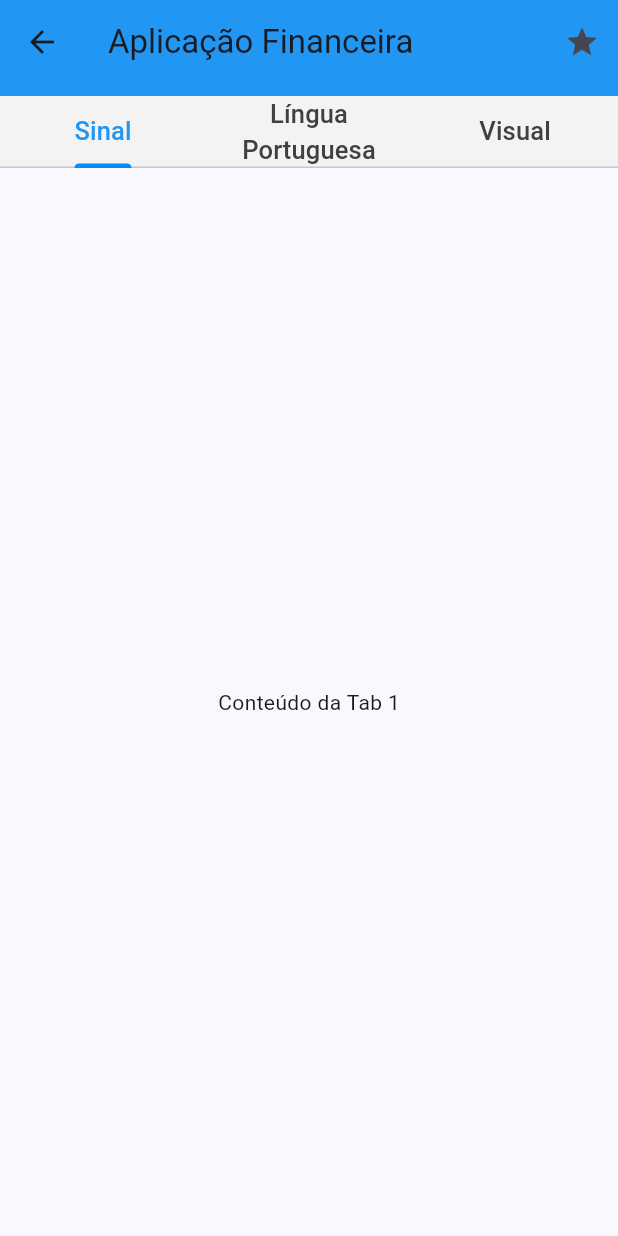
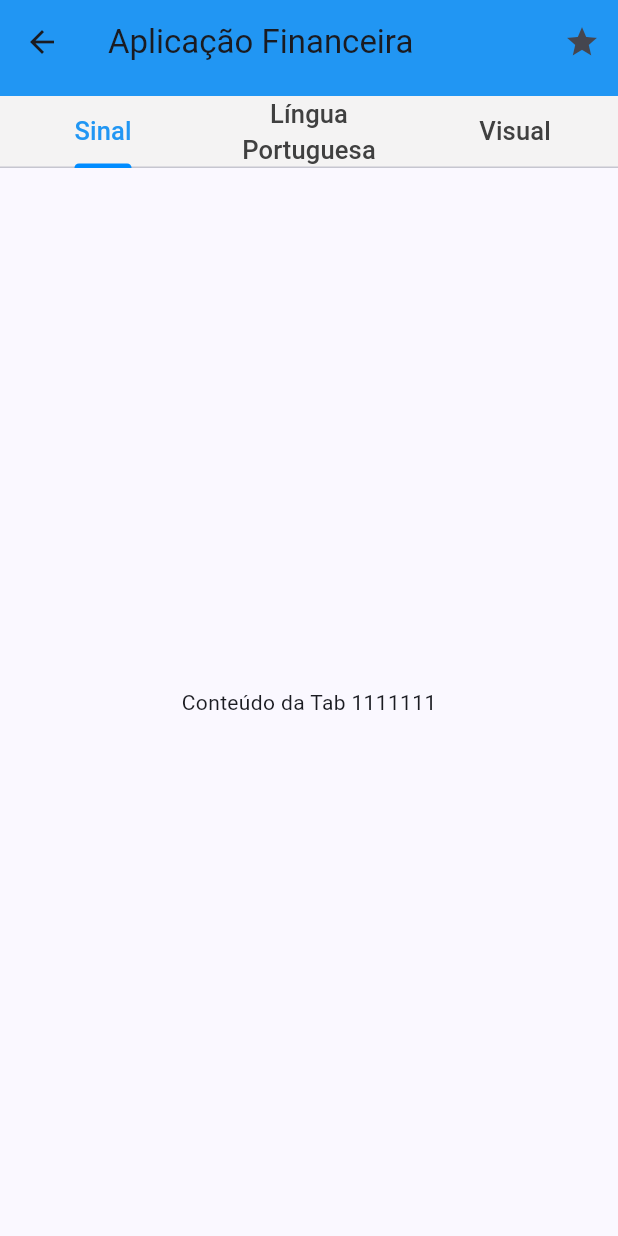
Before and after one commit to gabRochaOliv/conta-libras, a Flutter app: the AplicacaoFinanceiraPage screen opened directly, on a phone screen of 412 x 824 dp. Run offline on Flutter 3.47's test engine with Material 3 defaults, Android fonts, the phone set to English and light mode, and no system bars; our stand-ins replace video_player.

Commit message:
ajustando erro de compilação

```diff
--- a/lib/AplicacaoFinanceiraPage.dart
+++ b/lib/AplicacaoFinanceiraPage.dart
@@ -20,7 +20,7 @@ class _AplicacaoFinanceiraPageState extends State<AplicacaoFinanceiraPage>
     _tabController = TabController(length: 3, vsync: this);
     _tabController.addListener(_handleTabSelection);
     _tabContents = [
-      Center(child: Text('Conteúdo da Tab 1')),
+      Center(child: Text('Conteúdo da Tab 1111111')),
       Center(child: Text('Conteúdo da Tab 2')),
       Center(child: Text('Conteúdo da Tab 3')),
     ];
```
